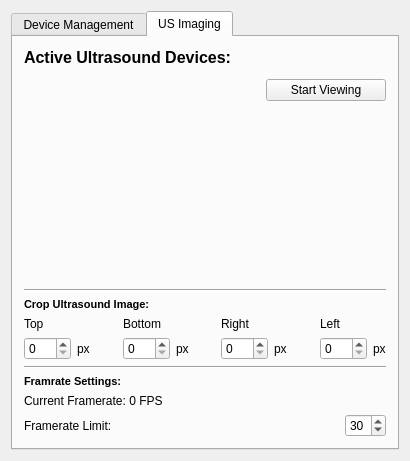
Before: the Qt Designer form Plugins/org.mitk.gui.qt.ultrasound/src/internal/UltrasoundSupportControls.ui in MITK/MITK, drawn with Qt 5.
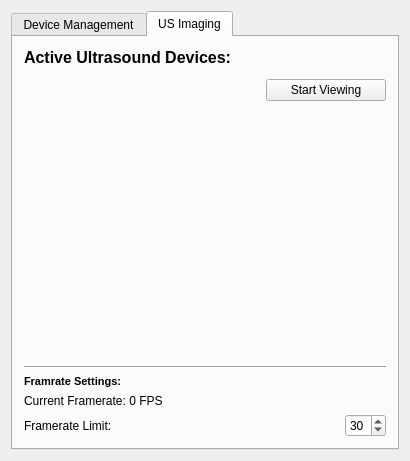
After: the same form once the commit is applied. The open tabs and pages were chosen to show the change. Custom widgets are drawn as their Qt base class.

Commit message: Moved image cropping for USVideoDevices into CustomInterface. CustomWidget (for CustomInterface> implemented and integrated into Ultrasound plugin.

```diff
--- a/Plugins/org.mitk.gui.qt.ultrasound/src/internal/UltrasoundSupportControls.ui
+++ b/Plugins/org.mitk.gui.qt.ultrasound/src/internal/UltrasoundSupportControls.ui
@@ -144,195 +144,6 @@
          </property>
         </widget>
        </item>
-       <item>
-        <widget class="QLabel" name="label_4">
-         <property name="text">
-          <string>&lt;!DOCTYPE HTML PUBLIC &quot;-//W3C//DTD HTML 4.0//EN&quot; &quot;http://www.w3.org/TR/REC-html40/strict.dtd&quot;&gt;
-&lt;html&gt;&lt;head&gt;&lt;meta name=&quot;qrichtext&quot; content=&quot;1&quot; /&gt;&lt;style type=&quot;text/css&quot;&gt;
-p, li { white-space: pre-wrap; }
-&lt;/style&gt;&lt;/head&gt;&lt;body style=&quot; font-family:'MS Shell Dlg 2'; font-size:7.8pt; font-weight:400; font-style:normal;&quot;&gt;
-&lt;p style=&quot; margin-top:0px; margin-bottom:0px; margin-left:0px; margin-right:0px; -qt-block-indent:0; text-indent:0px;&quot;&gt;&lt;span style=&quot; font-size:8pt; font-weight:600;&quot;&gt;Crop Ultrasound Image:&lt;/span&gt;&lt;/p&gt;&lt;/body&gt;&lt;/html&gt;</string>
-         </property>
-        </widget>
-       </item>
-       <item>
-        <layout class="QHBoxLayout" name="horizontalLayout_8">
-         <item>
-          <layout class="QVBoxLayout" name="verticalLayout_3">
-           <item>
-            <widget class="QLabel" name="label_11">
-             <property name="text">
-              <string>Top</string>
-             </property>
-            </widget>
-           </item>
-           <item>
-            <layout class="QHBoxLayout" name="horizontalLayout_4">
-             <item>
-              <widget class="QSpinBox" name="crop_top">
-               <property name="maximum">
-                <number>999</number>
-               </property>
-               <property name="singleStep">
-                <number>5</number>
-               </property>
-              </widget>
-             </item>
-             <item>
-              <widget class="QLabel" name="label_5">
-               <property name="text">
-                <string>px</string>
-               </property>
-              </widget>
-             </item>
-            </layout>
-           </item>
-          </layout>
-         </item>
-         <item>
-          <spacer name="horizontalSpacer_4">
-           <property name="orientation">
-            <enum>Qt::Horizontal</enum>
-           </property>
-           <property name="sizeHint" stdset="0">
-            <size>
-             <width>40</width>
-             <height>20</height>
-            </size>
-           </property>
-          </spacer>
-         </item>
-         <item>
-          <layout class="QVBoxLayout" name="verticalLayout_5">
-           <item>
-            <widget class="QLabel" name="label_12">
-             <property name="text">
-              <string>Bottom</string>
-             </property>
-            </widget>
-           </item>
-           <item>
-            <layout class="QHBoxLayout" name="horizontalLayout_5">
-             <item>
-              <widget class="QSpinBox" name="crop_bot">
-               <property name="maximum">
-                <number>999</number>
-               </property>
-               <property name="singleStep">
-                <number>5</number>
-               </property>
-              </widget>
-             </item>
-             <item>
-              <widget class="QLabel" name="label_6">
-               <property name="text">
-                <string>px</string>
-               </property>
-              </widget>
-             </item>
-            </layout>
-           </item>
-          </layout>
-         </item>
-         <item>
-          <spacer name="horizontalSpacer_5">
-           <property name="orientation">
-            <enum>Qt::Horizontal</enum>
-           </property>
-           <property name="sizeHint" stdset="0">
-            <size>
-             <width>40</width>
-             <height>20</height>
-            </size>
-           </property>
-          </spacer>
-         </item>
-         <item>
-          <layout class="QVBoxLayout" name="verticalLayout_4">
-           <item>
-            <widget class="QLabel" name="label_9">
-             <property name="text">
-              <string>Right</string>
-             </property>
-            </widget>
-           </item>
-           <item>
-            <layout class="QHBoxLayout" name="horizontalLayout_6">
-             <item>
-              <widget class="QSpinBox" name="crop_right">
-               <property name="maximum">
-                <number>999</number>
-               </property>
-               <property name="singleStep">
-                <number>5</number>
-               </property>
-              </widget>
-             </item>
-             <item>
-              <widget class="QLabel" name="label_7">
-               <property name="text">
-                <string>px</string>
-               </property>
-              </widget>
-             </item>
-            </layout>
-           </item>
-          </layout>
-         </item>
-         <item>
-          <spacer name="horizontalSpacer_6">
-           <property name="orientation">
-            <enum>Qt::Horizontal</enum>
-           </property>
-           <property name="sizeHint" stdset="0">
-            <size>
-             <width>40</width>
-             <height>20</height>
-            </size>
-           </property>
-          </spacer>
-         </item>
-         <item>
-          <layout class="QVBoxLayout" name="verticalLayout">
-           <item>
-            <widget class="QLabel" name="label_10">
-             <property name="text">
-              <string>Left</string>
-             </property>
-            </widget>
-           </item>
-           <item>
-            <layout class="QHBoxLayout" name="horizontalLayout_7">
-             <item>
-              <widget class="QSpinBox" name="crop_left">
-               <property name="maximum">
-                <number>999</number>
-               </property>
-               <property name="singleStep">
-                <number>5</number>
-               </property>
-              </widget>
-             </item>
-             <item>
-              <widget class="QLabel" name="label_8">
-               <property name="text">
-                <string>px</string>
-               </property>
-              </widget>
-             </item>
-            </layout>
-           </item>
-          </layout>
-         </item>
-        </layout>
-       </item>
-       <item>
-        <widget class="Line" name="line">
-         <property name="orientation">
-          <enum>Qt::Horizontal</enum>
-         </property>
-        </widget>
-       </item>
        <item>
         <widget class="QLabel" name="label_3">
          <property name="text">
```
Left out of the diff: 2 changed lines with no effect on the pictures. The commit also changes 18 other files.
